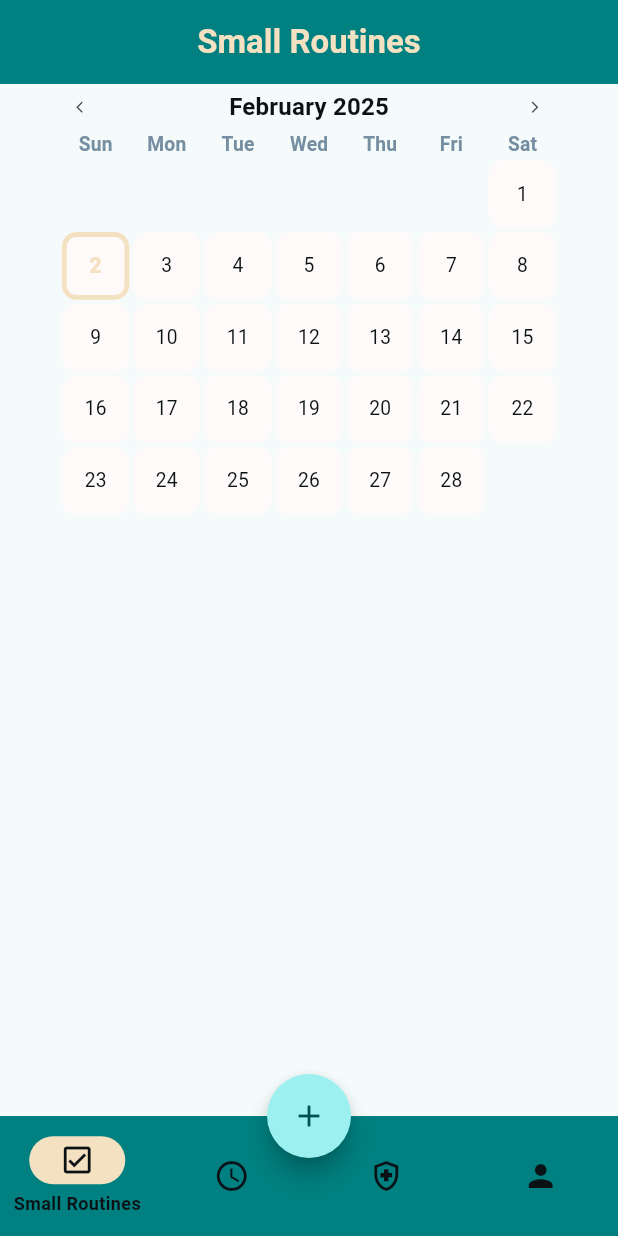
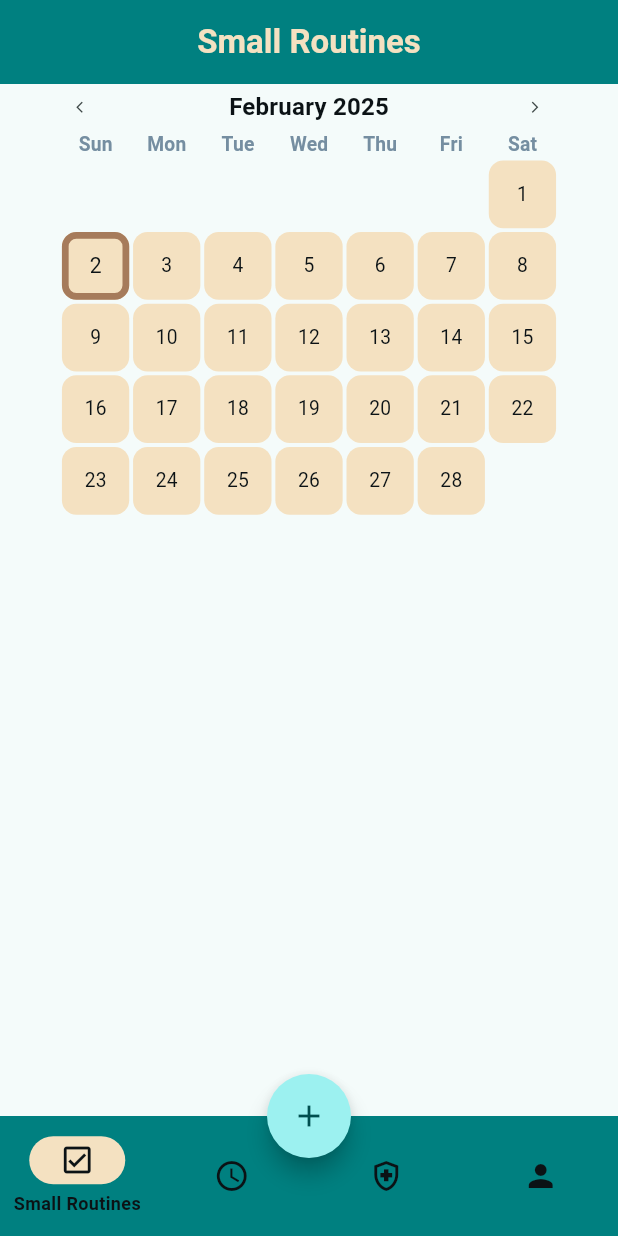
Before and after one commit to ChrisRamirez11/wellnest, a Flutter app: the screen it shows after launch, on a phone screen of 412 x 824 dp. Run offline on Flutter 3.47's test engine with Material 3 defaults, Android fonts, the phone set to English and light mode, and no system bars; our stand-ins replace dartz, flutter_riverpod, isar; accounts and stored records are empty; generated files the repository leaves out were written again; Roboto replaces fonts that are missing (Karla).

Commit message:
heat map container changes just because i didnt like how it was looking, and also in custom calendar

```diff
--- a/lib/dates/presentation/widgets/custom_calendar.dart
+++ b/lib/dates/presentation/widgets/custom_calendar.dart
@@ -23,10 +23,10 @@ class CustomCalendar extends ConsumerWidget {
           currentSelectedDate.changeDate(p0);
           await validateDateModel(routines, p0, ref);
         },
-        currentSelectedDateColor: secondary,
+        currentSelectedDateColor: coffe,
         currentSelectedDate: currentSelectedDate.currentSelectedDate,
         showColorTip: false,
-        defaultColor: ghostWhite,
+        defaultColor: secondary,
         textColor: obsidian,
         weekFontSize: 20,
         monthFontSize: 25,
--- a/lib/flutter_heatmap_calendar/src/widget/heatmap_container.dart
+++ b/lib/flutter_heatmap_calendar/src/widget/heatmap_container.dart
@@ -48,7 +48,7 @@ class HeatMapContainer extends StatelessWidget {
                     color: _selectedDateValidation()
                         ? currentSelectedDateColor ?? Colors.blue
                         : Colors.transparent,
-                    width: 5)),
+                    width: 7)),
             duration: const Duration(milliseconds: 200),
             curve: Curves.easeInOutQuad,
             width: size,
@@ -63,12 +63,8 @@ class HeatMapContainer extends StatelessWidget {
                 ? Text(
                     date.day.toString(),
                     style: TextStyle(
-                        color: _selectedDateValidation()
-                            ? currentSelectedDateColor ?? Colors.blue
-                            : textColor ?? const Color(0xFF8A8A8A),
-                        fontWeight: _selectedDateValidation()
-                            ? FontWeight.w900
-                            : FontWeight.normal,
+                        color: textColor ?? const Color(0xFF8A8A8A),
+                        fontWeight: FontWeight.normal,
                         fontSize: _selectedDateValidation()
                             ? fontSize! + 2
                             : fontSize),
```
